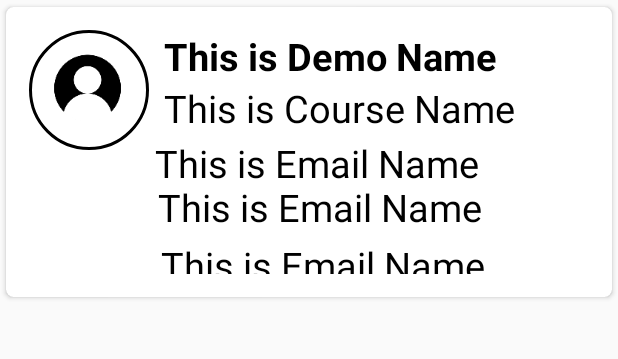
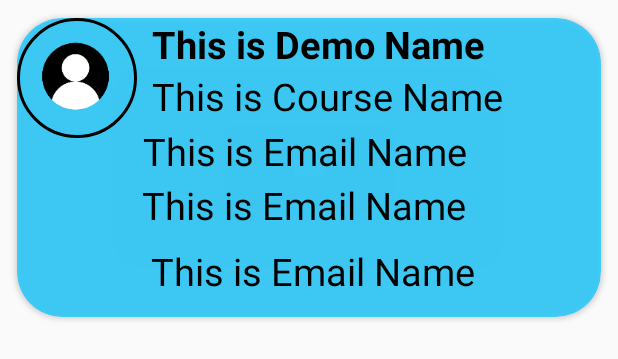
Before and after one commit to ciblorenzo12/EVO, an Android app: the layout event_clicker.xml on its own in the app's theme, with its tools: preview values and no code run, on a phone screen of 412 x 824 dp. Shown: the top 359 px of the screen. Run offline under Robolectric (Android 15) with nearby library versions, the phone set to English and light mode, and no system bars; Roboto replaces fonts that are not available here.

Commit message:
No buggs for real

```diff
--- a/app/src/main/java/com/evopackage/evo/Adapter_Recicleview.java
+++ b/app/src/main/java/com/evopackage/evo/Adapter_Recicleview.java
@@ -12,7 +12,9 @@ import androidx.recyclerview.widget.RecyclerView;
 import java.util.List;
 
 public class Adapter_Recicleview extends RecyclerView.Adapter<Adapter_Recicleview.viewHolderEvents> {
-List<Event> events;
+
+    private List<Event> events;
+
 
     public Adapter_Recicleview(List<Event> event) {
         events = event;
--- a/app/src/main/res/layout/event_clicker.xml
+++ b/app/src/main/res/layout/event_clicker.xml
@@ -9,21 +9,33 @@
     android:layout_width="match_parent"
     android:layout_height="wrap_content"
 
+    android:alpha="20"
     android:hint="@string/Adress"
     tools:ignore="SpeakableTextPresentCheck">
 
 
     <androidx.cardview.widget.CardView
         android:layout_width="match_parent"
-        android:layout_height="wrap_content"
-        app:cardCornerRadius="5dp"
-        android:elevation="5dp"
+        android:layout_height="match_parent"
+
+
+        android:alpha="80"
+        android:rotation="0"
+        android:rotationX="0"
+
+        android:rotationY="0"
+        app:cardBackgroundColor="#C411C8FF"
+        app:cardCornerRadius="30dp"
+        app:cardPreventCornerOverlap="true"
         app:cardUseCompatPadding="true">
 
         <RelativeLayout
-            android:layout_width="match_parent"
-            android:layout_height="193dp"
-            android:padding="15dp">
+            android:layout_width="wrap_content"
+            android:layout_height="199dp"
+            android:alpha="500"
+            android:animateLayoutChanges="true"
+            android:scrollbarStyle="outsideOverlay"
+            tools:visibility="visible">
 
             <de.hdodenhof.circleimageview.CircleImageView
                 android:id="@+id/profile_evt"
@@ -74,9 +86,9 @@
                 android:id="@+id/Date_evt"
                 android:layout_width="match_parent"
                 android:layout_height="wrap_content"
-                android:layout_below="@id/Adress_evt"
-                android:layout_marginLeft="6dp"
-                android:layout_marginTop="31dp"
+                android:layout_below="@+id/Creator_evt"
+                android:layout_marginLeft="3dp"
+                android:layout_marginTop="1dp"
                 android:layout_toRightOf="@id/profile_evt"
                 android:text="This is Email Name"
                 android:textColor="#000"
@@ -84,11 +96,11 @@
 
             <TextView
                 android:id="@+id/Category_evt"
-                android:layout_width="match_parent"
-                android:layout_height="wrap_content"
-                android:layout_below="@id/Adress_evt"
-                android:layout_marginLeft="8dp"
-                android:layout_marginTop="70dp"
+                android:layout_width="295dp"
+                android:layout_height="53dp"
+                android:layout_below="@+id/Date_evt"
+                android:layout_marginLeft="9dp"
+                android:layout_marginTop="9dp"
                 android:layout_toRightOf="@id/profile_evt"
                 android:text="This is Email Name"
                 android:textColor="#000"
```
Also changed, not shown: app/src/main/java/com/evopackage/evo/MainWindows_Create_Join_Event.java (+43 -10 lines), app/src/main/java/com/evopackage/evo/create_event_popup.java (+7 -7 lines).
